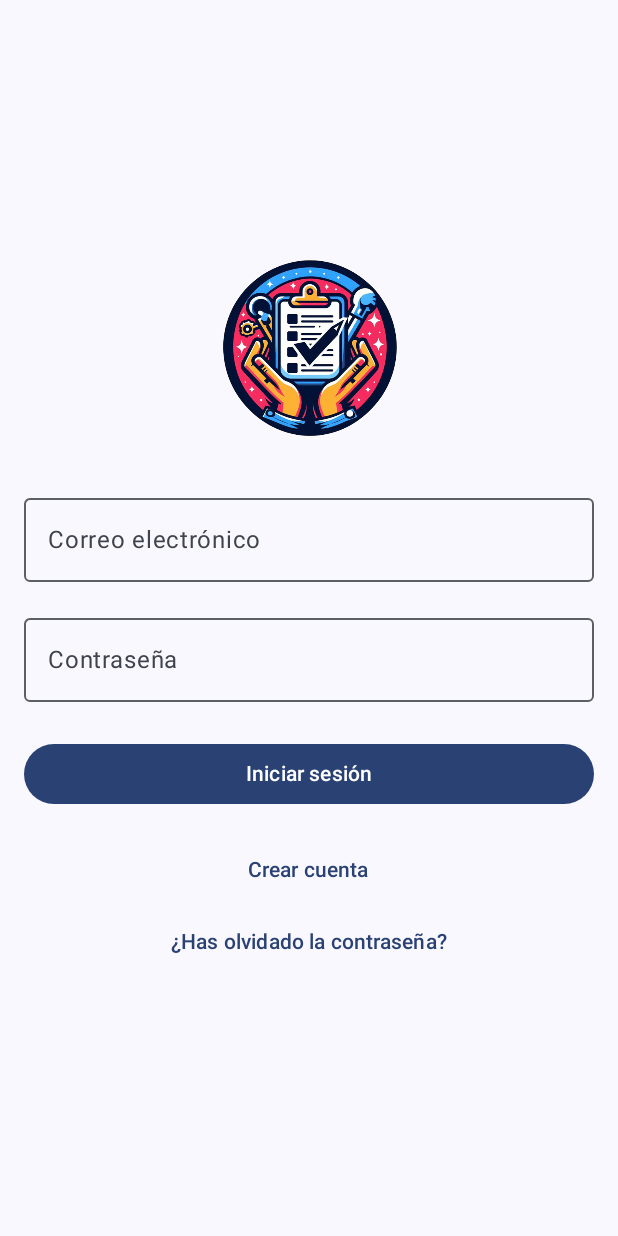
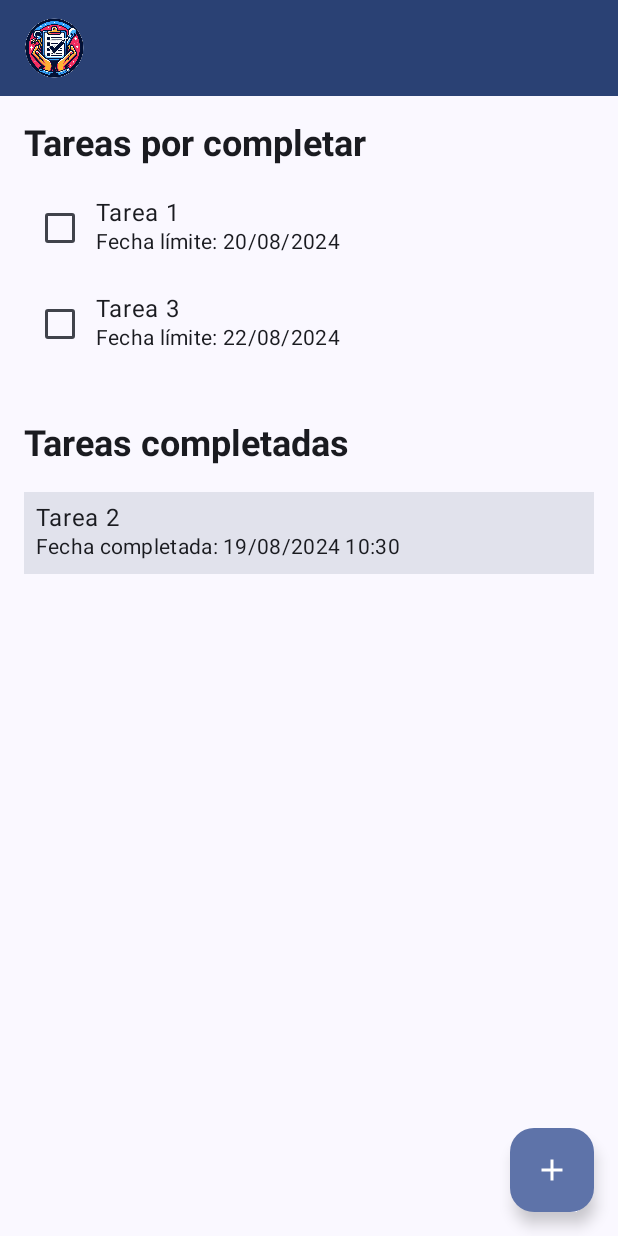
Before and after one commit to Espanderlof/ToDoSumat, an Android app built with Jetpack Compose: the InicioSessionScreen screen opened through its navigation route, after a tap on "Iniciar sesión", on a phone screen of 412 x 824 dp. Run offline under Robolectric (Android 15) with nearby library versions, the phone set to English and light mode, and no system bars.

Commit message:
View lista tareas

```diff
--- a/app/src/main/java/com/jzapata/todosum/InicioSession.kt
+++ b/app/src/main/java/com/jzapata/todosum/InicioSession.kt
@@ -42,7 +42,8 @@ fun AppNavigation() {
         composable("inicioSesion") {
             InicioSessionScreen(
                 onNavigateToCrearCuenta = { navController.navigate("crearCuenta") },
-                onNavigateToRecuperarPassword = { navController.navigate("recuperarPassword") }
+                onNavigateToRecuperarPassword = { navController.navigate("recuperarPassword") },
+                onNavigateToListaTareas = { navController.navigate("listaTareas")}
             )
         }
         composable("crearCuenta") {
@@ -57,10 +58,12 @@ fun AppNavigation() {
 @Composable
 fun InicioSessionScreen(
     onNavigateToCrearCuenta: () -> Unit,
-    onNavigateToRecuperarPassword: () -> Unit
+    onNavigateToRecuperarPassword: () -> Unit,
+    onNavigateToListaTareas: () -> Unit
 ) {
     var email by remember { mutableStateOf("") }
     var password by remember { mutableStateOf("") }
+    var showErrorDialog by remember { mutableStateOf(false) }
 
     Column(
         modifier = Modifier
@@ -69,7 +72,6 @@ fun InicioSessionScreen(
         horizontalAlignment = Alignment.CenterHorizontally,
         verticalArrangement = Arrangement.Center
     ) {
-        // Logotipo
         Image(
             painter = painterResource(id = R.drawable.logo),
             contentDescription = "Logo",
@@ -78,7 +80,6 @@ fun InicioSessionScreen(
 
         Spacer(modifier = Modifier.height(32.dp))
 
-        // Campo de correo electrónico
         OutlinedTextField(
             value = email,
             onValueChange = { email = it },
@@ -92,7 +93,6 @@ fun InicioSessionScreen(
 
         Spacer(modifier = Modifier.height(16.dp))
 
-        // Campo de contraseña
         OutlinedTextField(
             value = password,
             onValueChange = { password = it },
@@ -107,20 +107,21 @@ fun InicioSessionScreen(
 
         Spacer(modifier = Modifier.height(24.dp))
 
-        // Botón de iniciar sesión
         Button(
-            onClick = { /* TODO: Implementar lógica de inicio de sesión */ },
-            modifier = Modifier.fillMaxWidth(),
-            colors = ButtonDefaults.buttonColors(
-                containerColor = MaterialTheme.colorScheme.primary
-            )
+            onClick = {
+                if (AuthManager.login(email, password)) {
+                    onNavigateToListaTareas()
+                } else {
+                    showErrorDialog = true
+                }
+            },
+            modifier = Modifier.fillMaxWidth()
         ) {
             Text("Iniciar sesión")
         }
 
         Spacer(modifier = Modifier.height(16.dp))
 
-        // Crear cuenta (centrado)
         TextButton(
             onClick = onNavigateToCrearCuenta,
             modifier = Modifier.align(Alignment.CenterHorizontally)
@@ -128,7 +129,6 @@ fun InicioSessionScreen(
             Text("Crear cuenta")
         }
 
-        // ¿Has olvidado la contraseña? (debajo de Crear cuenta)
         TextButton(
             onClick = onNavigateToRecuperarPassword,
             modifier = Modifier.align(Alignment.CenterHorizontally)
@@ -136,7 +136,21 @@ fun InicioSessionScreen(
             Text("¿Has olvidado la contraseña?")
         }
     }
+
+    if (showErrorDialog) {
+        AlertDialog(
+            onDismissRequest = { showErrorDialog = false },
+            title = { Text("Error de inicio de sesión") },
+            text = { Text("Email o contraseña incorrectos.") },
+            confirmButton = {
+                TextButton(onClick = { showErrorDialog = false }) {
+                    Text("OK")
+                }
+            }
+        )
+    }
 }
+
 
 @Preview(
     showBackground = true,
@@ -149,7 +163,8 @@ fun InicioSessionPreview() {
     ToDoSumatTheme {
         InicioSessionScreen(
             onNavigateToCrearCuenta = {},
-            onNavigateToRecuperarPassword = {}
+            onNavigateToRecuperarPassword = {},
+            onNavigateToListaTareas = {}
         )
     }
 }
--- /dev/null
+++ b/app/src/main/java/com/jzapata/todosum/ListaTareas.kt
@@ -0,0 +1,164 @@
+package com.jzapata.todosum
+
+import androidx.compose.foundation.Image
+import androidx.compose.foundation.background
+import androidx.compose.foundation.layout.*
+import androidx.compose.foundation.lazy.LazyColumn
+import androidx.compose.foundation.lazy.items
+import androidx.compose.material.icons.Icons
+import androidx.compose.material.icons.filled.Add
+import androidx.compose.material3.*
+import androidx.compose.runtime.*
+import androidx.compose.ui.Alignment
+import androidx.compose.ui.Modifier
+import androidx.compose.ui.res.painterResource
+import androidx.compose.ui.text.font.FontWeight
+import androidx.compose.ui.tooling.preview.Preview
+import androidx.compose.ui.unit.dp
+import java.text.SimpleDateFormat
+import java.util.*
+
+data class Tarea(
+    val id: Int,
+    val nombre: String,
+    val fechaCreacion: Date,
+    val fechaLimite: Date,
+    var fechaCompletada: Date? = null,
+    var completada: Boolean = false
+)
+
+@OptIn(ExperimentalMaterial3Api::class)
+@Composable
+fun ListaTareasScreen() {
+    val tareas = remember {
+        mutableStateListOf(
+            Tarea(1, "Tarea 1", Date(), Date(Date().time + 86400000)),
+            Tarea(2, "Tarea 2", Date(), Date(Date().time + 172800000), Date(), true),
+            Tarea(3, "Tarea 3", Date(), Date(Date().time + 259200000))
+        )
+    }
+
+    Scaffold(
+        topBar = {
+            TopAppBar(
+                title = {
+                    Image(
+                        painter = painterResource(id = R.drawable.logo),
+                        contentDescription = "Logo",
+                        modifier = Modifier.height(40.dp)
+                    )
+                },
+                colors = TopAppBarDefaults.smallTopAppBarColors(
+                    containerColor = MaterialTheme.colorScheme.primary
+                )
+            )
+        },
+        floatingActionButton = {
+            FloatingActionButton(
+                onClick = {
+                    // Mostrar mensaje "Próximamente agregar nuevas tareas"
+                },
+                content = {
+                    Icon(Icons.Filled.Add, contentDescription = "Agregar tarea")
+                }
+            )
+        }
+    ) { innerPadding ->
+        LazyColumn(
+            modifier = Modifier
+                .fillMaxSize()
+                .padding(innerPadding)
+                .padding(16.dp)
+        ) {
+            item {
+                Text(
+                    "Tareas por completar",
+                    style = MaterialTheme.typography.headlineSmall,
+                    fontWeight = FontWeight.Bold,
+                    modifier = Modifier.padding(bottom = 8.dp)
+                )
+            }
+
+            val tareasPorCompletar = tareas.filter { !it.completada }
+            if (tareasPorCompletar.isEmpty()) {
+                item {
+                    Text("Todas las tareas están completadas")
+                }
+            } else {
+                items(tareasPorCompletar) { tarea ->
+                    TareaItem(tarea)
+                }
+            }
+
+            item {
+                Spacer(modifier = Modifier.height(16.dp))
+                Text(
+                    "Tareas completadas",
+                    style = MaterialTheme.typography.headlineSmall,
+                    fontWeight = FontWeight.Bold,
+                    modifier = Modifier.padding(bottom = 8.dp, top = 16.dp)
+                )
+            }
+
+            val tareasCompletadas = tareas.filter { it.completada }
+            if (tareasCompletadas.isEmpty()) {
+                item {
+                    Text("No hay tareas completadas")
+                }
+            } else {
+                items(tareasCompletadas) { tarea ->
+                    TareaCompletadaItem(tarea)
+                }
+            }
+        }
+    }
+}
+
+@Composable
+fun TareaItem(tarea: Tarea) {
+    val dateFormat = SimpleDateFormat("dd/MM/yyyy", Locale.getDefault())
+    Row(
+        modifier = Modifier
+            .fillMaxWidth()
+            .padding(vertical = 8.dp),
+        verticalAlignment = Alignment.CenterVertically
+    ) {
+        Checkbox(
+            checked = tarea.completada,
+            onCheckedChange = { /* Implementar lógica para marcar como completada */ }
+        )
+        Column {
+            Text(tarea.nombre, style = MaterialTheme.typography.bodyLarge)
+            Text(
+                "Fecha límite: ${dateFormat.format(tarea.fechaLimite)}",
+                style = MaterialTheme.typography.bodyMedium
+            )
+        }
+    }
+}
+
+@Composable
+fun TareaCompletadaItem(tarea: Tarea) {
+    val dateFormat = SimpleDateFormat("dd/MM/yyyy HH:mm", Locale.getDefault())
+    Column(
+        modifier = Modifier
+            .fillMaxWidth()
+            .padding(vertical = 8.dp)
+            .background(MaterialTheme.colorScheme.surfaceVariant)
+            .padding(8.dp)
+    ) {
+        Text(tarea.nombre, style = MaterialTheme.typography.bodyLarge)
+        Text(
+            "Fecha completada: ${dateFormat.format(tarea.fechaCompletada)}",
+            style = MaterialTheme.typography.bodyMedium
+        )
+    }
+}
+
+@Preview(showBackground = true)
+@Composable
+fun ListaTareasScreenPreview() {
+    MaterialTheme {
+        ListaTareasScreen()
+    }
+}
--- a/app/src/main/java/com/jzapata/todosum/MainActivity.kt
+++ b/app/src/main/java/com/jzapata/todosum/MainActivity.kt
@@ -37,7 +37,8 @@ fun MainNavigation() {
         composable("inicioSession") {
             InicioSessionScreen(
                 onNavigateToCrearCuenta = { navController.navigate("crearCuenta") },
-                onNavigateToRecuperarPassword = { navController.navigate("recuperarPassword") }
+                onNavigateToRecuperarPassword = { navController.navigate("recuperarPassword") },
+                onNavigateToListaTareas = { navController.navigate("listaTareas") }
             )
         }
         composable("crearCuenta") {
@@ -50,5 +51,8 @@ fun MainNavigation() {
                 onNavigateBack = { navController.popBackStack() }
             )
         }
+        composable("listaTareas") {
+            ListaTareasScreen()
+        }
     }
 }
```
Also changed, not shown: app/src/main/java/com/jzapata/todosum/AuthManager.kt (added, +39 -0 lines), app/src/main/java/com/jzapata/todosum/CrearCuenta.kt (+16 -2 lines), app/src/main/java/com/jzapata/todosum/RecuperarPassword.kt (+17 -1 lines).
